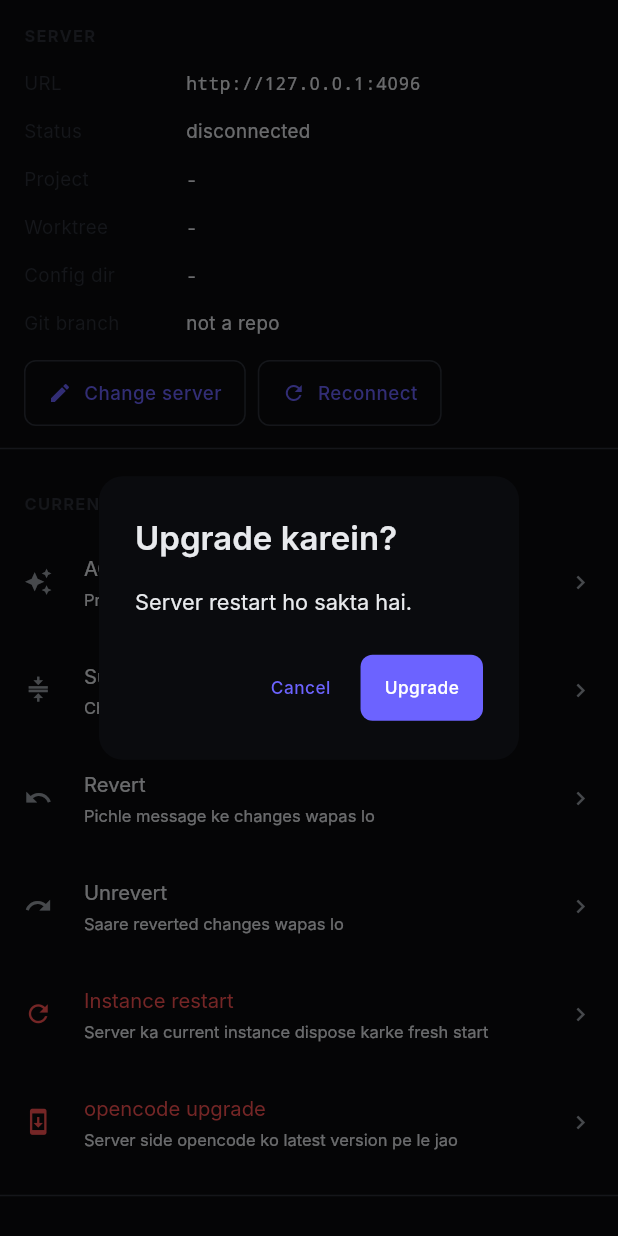
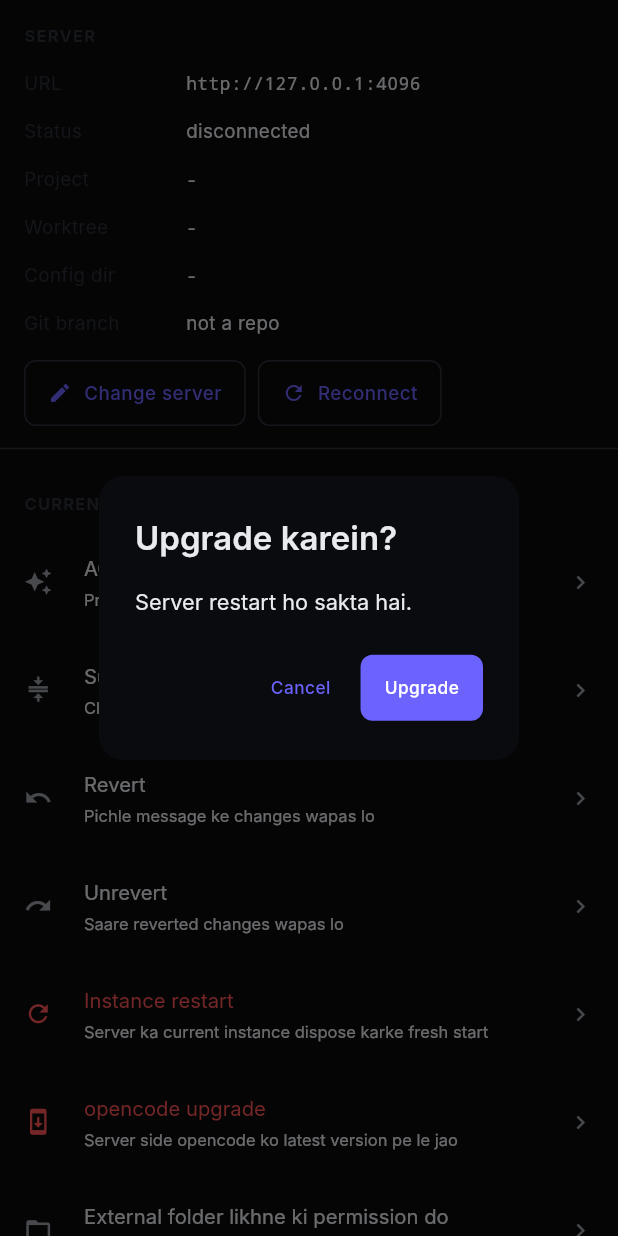
Before and after one commit to abhishekkhristi391-blip/opencode_app, a Flutter app: the SettingsPage widget shown alone on an empty page, opened directly, after a tap on "opencode upgrade", on a phone screen of 412 x 824 dp. Run offline on Flutter 3.47's test engine with Material 3 defaults, Android fonts, the phone set to English and light mode, and no system bars; our stand-ins replace image_picker, shared_preferences; accounts and stored records are empty; network calls fail; Roboto replaces fonts that are missing (Inter).

Commit message:
Fix double stop button, add external directory permission action

```diff
--- a/lib/ui/home.dart
+++ b/lib/ui/home.dart
@@ -77,14 +77,6 @@ class HomeShellState extends State<HomeShell> {
           ],
         ),
       ),
-      floatingActionButton: index == 0 && store.busy
-          ? FloatingActionButton.small(
-              heroTag: 'abort',
-              tooltip: 'Stop (abort)',
-              onPressed: store.abortSession,
-              child: const Icon(Icons.stop_rounded),
-            )
-          : null,
       bottomNavigationBar: NavigationBar(
         selectedIndex: index,
         onDestinationSelected: goTo,
--- a/lib/ui/settings_page.dart
+++ b/lib/ui/settings_page.dart
@@ -130,6 +130,31 @@ class _SettingsPageState extends State<SettingsPage> {
                 await store.api.upgrade();
                 await store.connect();
                 if (context.mounted) showSnack(context, 'Upgrade complete');
+              } catch (e) {
+                if (context.mounted) showSnack(context, '$e', error: true);
+              }
+            },
+          ),
+          _ActionTile(
+            icon: Icons.folder_open,
+            title: 'External folder likhne ki permission do',
+            subtitle: 'Project ke bahar bhi files create karne allow karega',
+            onTap: () async {
+              final ok = await confirmDialog(context,
+                  title: 'External directory permission allow karein?',
+                  message: 'Ye opencode ko project folder ke bahar bhi files likhne dega (jaise /storage/emulated/0/).',
+                  confirm: 'Allow');
+              if (!ok) return;
+              try {
+                await store.api.patchConfig({
+                  'permission': {
+                    'edit': 'allow',
+                    'bash': 'allow',
+                    'external_directory': 'allow',
+                  }
+                });
+                await store.refreshConfig();
+                if (context.mounted) showSnack(context, 'External directory permission allow ho gaya');
               } catch (e) {
                 if (context.mounted) showSnack(context, '$e', error: true);
               }
```
